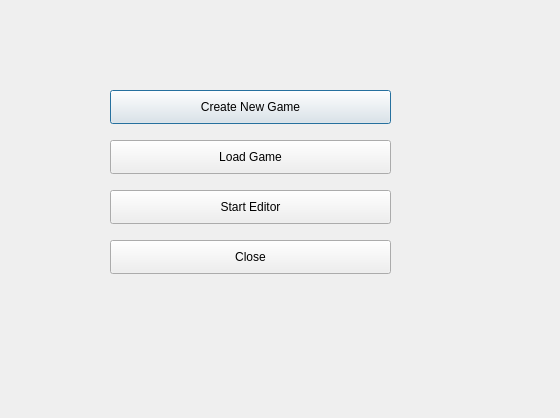
Before: the Qt Designer form GameDemonstrator/dialogs/GameMainDialog.ui in raubwuerger/StrategicGameProject, drawn with Qt 5.
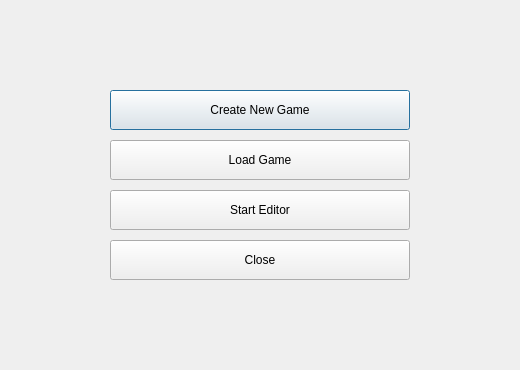
After: the same form once the commit is applied.

Commit message: Implemented ok/cancel button for GameCitySettingsDialog. GameMainDialog and GameCitySettingsDialog don't have top level task bar.

```diff
--- a/GameDemonstrator/dialogs/GameMainDialog.ui
+++ b/GameDemonstrator/dialogs/GameMainDialog.ui
@@ -6,10 +6,22 @@
    <rect>
     <x>0</x>
     <y>0</y>
-    <width>560</width>
-    <height>418</height>
+    <width>520</width>
+    <height>370</height>
    </rect>
   </property>
+  <property name="minimumSize">
+   <size>
+    <width>520</width>
+    <height>370</height>
+   </size>
+  </property>
+  <property name="maximumSize">
+   <size>
+    <width>520</width>
+    <height>370</height>
+   </size>
+  </property>
   <property name="windowTitle">
    <string>GameMainDialog</string>
   </property>
@@ -18,8 +30,8 @@
     <rect>
      <x>110</x>
      <y>90</y>
-     <width>281</width>
-     <height>34</height>
+     <width>300</width>
+     <height>40</height>
     </rect>
    </property>
    <property name="text">
@@ -31,8 +43,8 @@
     <rect>
      <x>110</x>
      <y>190</y>
-     <width>281</width>
-     <height>34</height>
+     <width>300</width>
+     <height>40</height>
     </rect>
    </property>
    <property name="text">
@@ -44,8 +56,8 @@
     <rect>
      <x>110</x>
      <y>240</y>
-     <width>281</width>
-     <height>34</height>
+     <width>300</width>
+     <height>40</height>
     </rect>
    </property>
    <property name="text">
@@ -57,8 +69,8 @@
     <rect>
      <x>110</x>
      <y>140</y>
-     <width>281</width>
-     <height>34</height>
+     <width>300</width>
+     <height>40</height>
     </rect>
    </property>
    <property name="text">
```
The commit also changes 5 other files.
